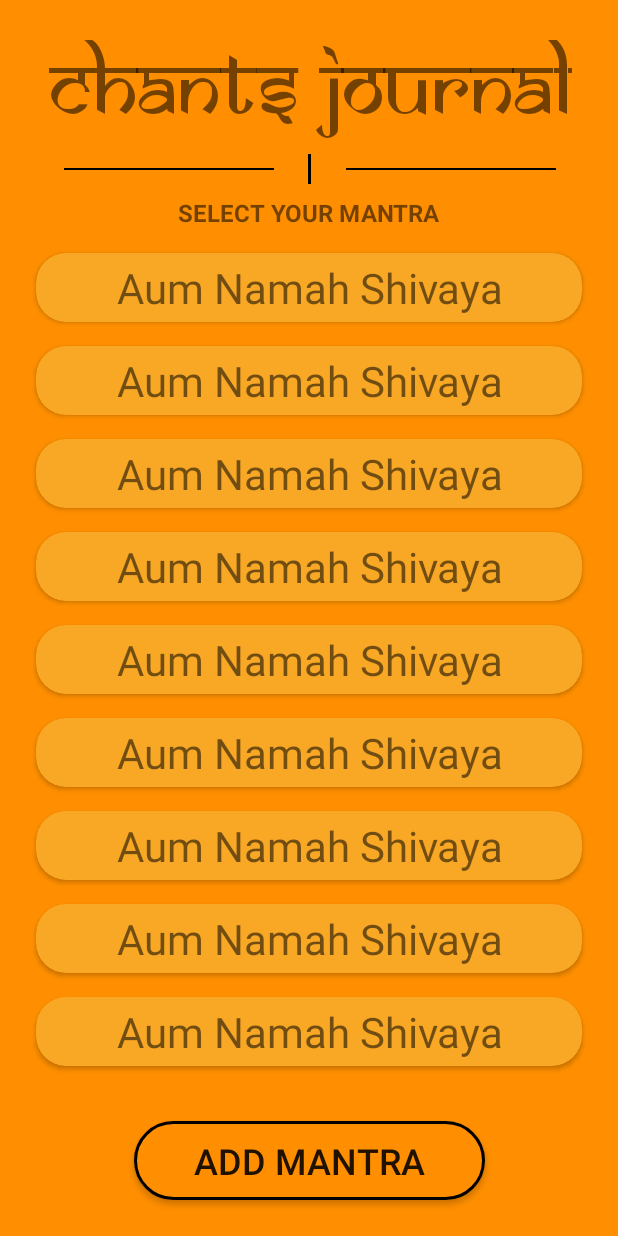
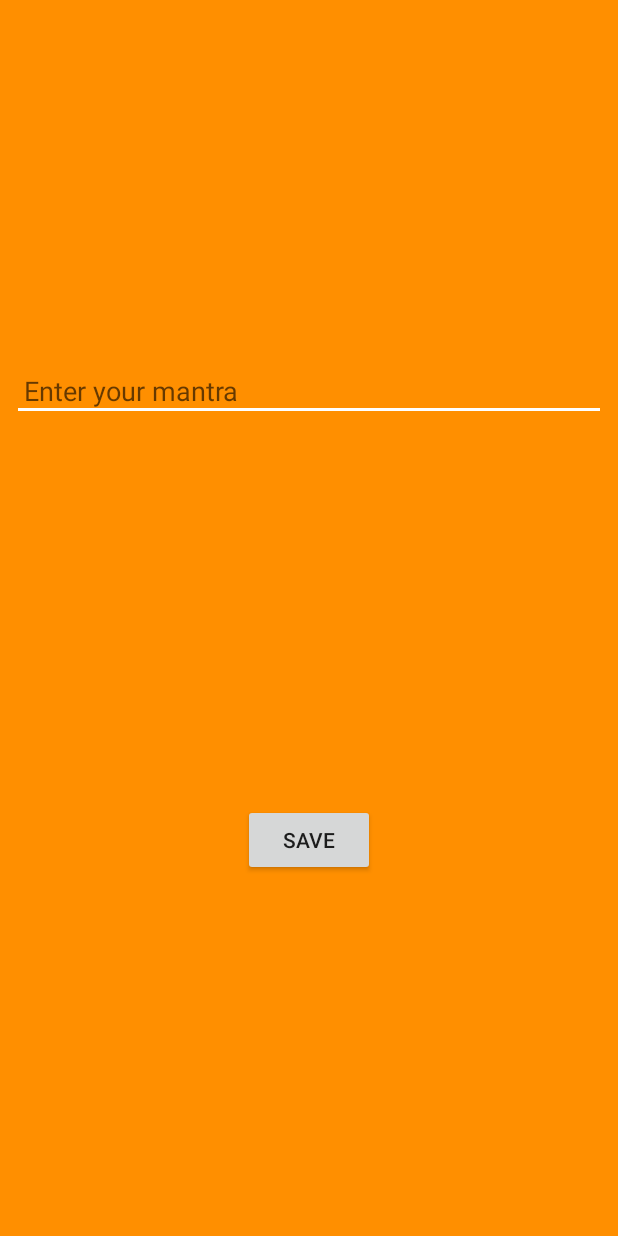
Before and after one commit to AtriTripathi/Chants-Journal, an Android app: the screen it shows after launch (MainActivity before the commit, MantraDetailsActivity after it), after a tap on "ADD MANTRA", on a phone screen of 412 x 824 dp. Run offline under Robolectric (Android 15) with nearby library versions, the phone set to English and light mode, and no system bars.

Commit message:
Add mantra addition feature

```diff
--- a/app/src/main/AndroidManifest.xml
+++ b/app/src/main/AndroidManifest.xml
@@ -16,6 +16,7 @@
                 <category android:name="android.intent.category.LAUNCHER" />
             </intent-filter>
         </activity>
+        <activity android:name=".MantraDetailsActivity"></activity>
     </application>
 
 </manifest>
--- a/app/src/main/java/com/atritripathi/chantsjournal/MainActivity.java
+++ b/app/src/main/java/com/atritripathi/chantsjournal/MainActivity.java
@@ -1,7 +1,9 @@
 package com.atritripathi.chantsjournal;
 
+import android.app.Activity;
+import android.content.Intent;
 import android.os.Bundle;
-import android.support.v4.app.FragmentTransaction;
+import android.support.annotation.Nullable;
 import android.support.v7.app.AppCompatActivity;
 import android.support.v7.widget.LinearLayoutManager;
 import android.support.v7.widget.RecyclerView;
@@ -13,11 +15,12 @@ import java.util.ArrayList;
 
 public class MainActivity extends AppCompatActivity {
     private final static String LOG_TAG = "MainActivity";
-
-    private final static String MANTRA_FRAGMENT_TAG = "New Mantra Entry";
+    private static final int MANTRA_DETAILS_ACTIVITY_REQUEST_CODE = 0;
 
     private RecyclerView mRecyclerView;
     private ArrayList<String> mMantraList;
+    private MantraAdapter mantraAdapter;
+    private LinearLayoutManager linearLayoutManager;
 
     @Override
     protected void onCreate(Bundle savedInstanceState) {
@@ -28,51 +31,40 @@ public class MainActivity extends AppCompatActivity {
         mMantraList.add("Aum Namah Shivaya");
         mMantraList.add("Aum Namah Shivaya");
         mMantraList.add("Aum Namah Shivaya");
-        mMantraList.add("Aum Namah Shivaya");
-        mMantraList.add("Aum Namah Shivaya");
-        mMantraList.add("Aum Namah Shivaya");
-        mMantraList.add("Aum Namah Shivaya");
-        mMantraList.add("Aum Namah Shivaya");
-        mMantraList.add("Aum Namah Shivaya");
-        mMantraList.add("Aum Namah Shivaya");
-        mMantraList.add("Aum Namah Shivaya");
-        mMantraList.add("Aum Namah Shivaya");
-        mMantraList.add("Aum Namah Shivaya");
-        mMantraList.add("Aum Namah Shivaya");
 
+        linearLayoutManager = new LinearLayoutManager(this);
+        mantraAdapter = new MantraAdapter(mMantraList);
 
         mRecyclerView = findViewById(R.id.rv_mantras);
         mRecyclerView.setHasFixedSize(false);
-        mRecyclerView.setLayoutManager(new LinearLayoutManager(this));
-        mRecyclerView.setAdapter(new MantraAdapter(mMantraList));
+        mRecyclerView.setLayoutManager(linearLayoutManager);
+        mRecyclerView.setAdapter(mantraAdapter);
 
 
         Button addMantraButton = findViewById(R.id.add_mantra_button);
         addMantraButton.setOnClickListener(new View.OnClickListener() {
             @Override
             public void onClick(View v) {
-
-                FragmentTransaction fragmentTransaction = getSupportFragmentManager().beginTransaction();
-                fragmentTransaction.add(R.id.mantra_frag_placeholder,new MantraFragment(),MANTRA_FRAGMENT_TAG);
-                fragmentTransaction.commit();
+                Intent intent = new Intent(MainActivity.this, MantraDetailsActivity.class);
+                startActivityForResult(intent, MANTRA_DETAILS_ACTIVITY_REQUEST_CODE);
                 Log.v(LOG_TAG, "onClick completed successfully");
-
             }
         });
 
-        final MantraFragment.OnMantraEnteredListener mantraEnteredListener = new MantraFragment.OnMantraEnteredListener() {
-            @Override
-            public void onMantraEntered(String mantra) {
-                //Toast.makeText(MainActivity.this,"Done",Toast.LENGTH_SHORT).show();
-            }
-        };
-
-
-        mantraEnteredListener.onMantraEntered("Aum");
-
     }
 
+    @Override
+    protected void onActivityResult(int requestCode, int resultCode, @Nullable Intent data) {
+        super.onActivityResult(requestCode, resultCode, data);
 
-
-
+        switch (requestCode) {
+            case (MANTRA_DETAILS_ACTIVITY_REQUEST_CODE): {
+                if(resultCode == Activity.RESULT_OK) {
+                    String mantraName = data.getStringExtra("mantra_name");
+                    mMantraList.add(mantraName);
+                    mantraAdapter.notifyDataSetChanged();
+                }
+            }
+        }
+    }
 }
--- /dev/null
+++ b/app/src/main/java/com/atritripathi/chantsjournal/MantraDetailsActivity.java
@@ -0,0 +1,36 @@
+package com.atritripathi.chantsjournal;
+
+import android.app.Activity;
+import android.content.Intent;
+import android.os.Bundle;
+import android.support.v7.app.AppCompatActivity;
+import android.view.View;
+import android.widget.Button;
+import android.widget.EditText;
+
+public class MantraDetailsActivity extends AppCompatActivity {
+
+    @Override
+    protected void onCreate(Bundle savedInstanceState) {
+        super.onCreate(savedInstanceState);
+        setContentView(R.layout.activity_mantra_details);
+
+        final EditText mantraEditText = findViewById(R.id.et_enter_mantra);
+        Button saveButton = findViewById(R.id.save_button);
+
+        saveButton.setOnClickListener(new View.OnClickListener() {
+            @Override
+            public void onClick(View v) {
+                if (mantraEditText.getText().toString().trim().equals("")) {
+                    mantraEditText.setError("Mantra is required!");
+                } else {
+
+                    Intent intent = new Intent();
+                    intent.putExtra("mantra_name",mantraEditText.getText().toString().trim());
+                    setResult(Activity.RESULT_OK,intent);
+                    finish();
+                }
+            }
+        });
+    }
+}
--- a/app/src/main/java/com/atritripathi/chantsjournal/MantraFragment.java
+++ /dev/null
@@ -1,127 +0,0 @@
-package com.atritripathi.chantsjournal;
-
-import android.content.Context;
-import android.os.Bundle;
-import android.support.v4.app.Fragment;
-import android.view.LayoutInflater;
-import android.view.View;
-import android.view.ViewGroup;
-import android.widget.Button;
-import android.widget.EditText;
-
-
-/**
- * A simple {@link Fragment} subclass.
- * Activities that contain this fragment must implement the
- * {@link OnMantraEnteredListener} interface
- * to handle interaction events.
- * Use the {@link MantraFragment#newInstance} factory method to
- * create an instance of this fragment.
- */
-public class MantraFragment extends Fragment {
-
-    // TODO: Rename parameter arguments, choose names that match
-    // the fragment initialization parameters, e.g. ARG_ITEM_NUMBER
-    private static final String ARG_PARAM1 = "param1";
-    private static final String ARG_PARAM2 = "param2";
-
-    // TODO: Rename and change types of parameters
-    private String mParam1;
-    private String mParam2;
-
-    private OnMantraEnteredListener mListener;
-
-    public MantraFragment() {
-        // Required empty public constructor
-    }
-
-    /**
-     * Use this factory method to create a new instance of
-     * this fragment using the provided parameters.
-     *
-     * @param param1 Parameter 1.
-     * @param param2 Parameter 2.
-     * @return A new instance of fragment MantraFragment.
-     */
-    // TODO: Rename and change types and number of parameters
-    public static MantraFragment newInstance(String param1, String param2) {
-        MantraFragment fragment = new MantraFragment();
-        Bundle args = new Bundle();
-        args.putString(ARG_PARAM1, param1);
-        args.putString(ARG_PARAM2, param2);
-        fragment.setArguments(args);
-        return fragment;
-    }
-
-    @Override
-    public void onCreate(Bundle savedInstanceState) {
-        super.onCreate(savedInstanceState);
-        if (getArguments() != null) {
-            mParam1 = getArguments().getString(ARG_PARAM1);
-            mParam2 = getArguments().getString(ARG_PARAM2);
-        }
-    }
-
-    @Override
-    public View onCreateView(LayoutInflater inflater, ViewGroup container,
-                             Bundle savedInstanceState) {
-        // Inflate the layout for this fragment
-        View view = inflater.inflate(R.layout.fragment_mantra, container, false);
-
-        final EditText mantraEditText = view.findViewById(R.id.et_enter_mantra);
-        Button saveButton = view.findViewById(R.id.save_button);
-
-        saveButton.setOnClickListener(new View.OnClickListener() {
-            @Override
-            public void onClick(View v) {
-                if (mantraEditText.getText().toString().trim().equals("")) {
-                    mantraEditText.setError("Mantra is required!");
-                } else {
-                    //Toast.makeText(getActivity(),"Great job", Toast.LENGTH_SHORT).show();
-                    mListener.onMantraEntered(mantraEditText.getText().toString());
-                }
-            }
-        });
-
-        return view;
-    }
-
-    // TODO: Rename method, update argument and hook method into UI event
-    public void onButtonPressed(String uri) {
-        if (mListener != null) {
-            mListener.onMantraEntered(uri);
-        }
-    }
-
-    @Override
-    public void onAttach(Context context) {
-        super.onAttach(context);
-        if (context instanceof OnMantraEnteredListener) {
-            mListener = (OnMantraEnteredListener) context;
-        } else {
-            throw new RuntimeException(context.toString()
-                    + " must implement OnMantraEnteredListener");
-        }
-    }
-
-    @Override
-    public void onDetach() {
-        super.onDetach();
-        mListener = null;
-    }
-
-    /**
-     * This interface must be implemented by activities that contain this
-     * fragment to allow an interaction in this fragment to be communicated
-     * to the activity and potentially other fragments contained in that
-     * activity.
-     * <p>
-     * See the Android Training lesson <a href=
-     * "http://developer.android.com/training/basics/fragments/communicating.html"
-     * >Communicating with Other Fragments</a> for more information.
-     */
-    public interface OnMantraEnteredListener {
-        // TODO: Update argument type and name
-        void onMantraEntered(String mantra);
-    }
-}
--- a/app/src/main/res/layout/activity_main.xml
+++ b/app/src/main/res/layout/activity_main.xml
@@ -136,9 +136,4 @@
         app:layout_constraintTop_toBottomOf="@+id/textView2"
         app:layout_constraintVertical_chainStyle="packed" />
 
-    <FrameLayout
-        android:id="@+id/mantra_frag_placeholder"
-        android:layout_width="match_parent"
-        android:layout_height="match_parent"/>
-
 </android.support.constraint.ConstraintLayout>
--- a/app/src/main/res/layout/fragment_mantra.xml
+++ b/app/src/main/res/layout/activity_mantra_details.xml
@@ -4,7 +4,10 @@
     xmlns:tools="http://schemas.android.com/tools"
     android:layout_width="match_parent"
     android:layout_height="match_parent"
-    tools:context=".MantraFragment">
+    tools:context=".MantraDetailsActivity"
+    android:clickable="true"
+    android:focusable="true"
+    android:background="@color/alternate_orange">
 
     <EditText
         android:id="@+id/et_enter_mantra"
@@ -23,12 +26,14 @@
         android:padding="8dp"
         android:paddingBottom="8dp"
         android:paddingLeft="16dp"
+        android:paddingRight="16dp"
         android:paddingTop="8dp"
         app:layout_constraintBottom_toTopOf="@+id/save_button"
         app:layout_constraintEnd_toEndOf="parent"
         app:layout_constraintHorizontal_bias="0.0"
         app:layout_constraintStart_toStartOf="parent"
-        app:layout_constraintTop_toTopOf="parent" />
+        app:layout_constraintTop_toTopOf="parent"
+        app:layout_constraintVertical_chainStyle="packed" />
 
     <Button
         android:id="@+id/save_button"
@@ -39,7 +44,7 @@
         android:layout_marginLeft="8dp"
         android:layout_marginRight="8dp"
         android:layout_marginStart="8dp"
-        android:layout_marginTop="190dp"
+        android:layout_marginTop="247dp"
         android:text="Save"
         app:layout_constraintBottom_toBottomOf="parent"
         app:layout_constraintEnd_toEndOf="parent"
```
